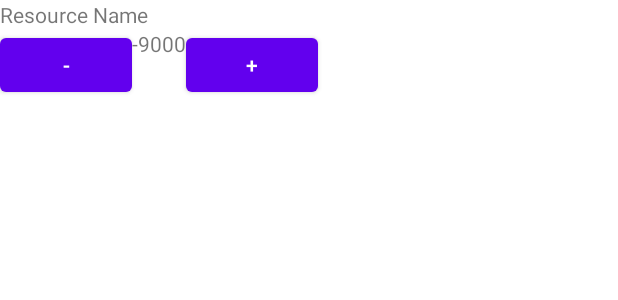
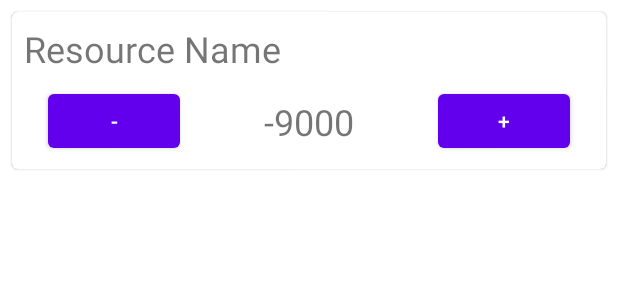
Before and after one commit to cloudsftp/ResourceBlockerAndroid, an Android app: the layout resource_card.xml on its own in the app's theme, with its tools: preview values and no code run, on a phone screen of 412 x 824 dp. Shown: the top 300 px of the screen. Run offline under Robolectric (Android 15) with nearby library versions, the phone set to English and light mode, and no system bars.

Commit message:
card layout

```diff
--- a/app/src/main/java/de/melonn/resourceblockerandroid/MainActivity.kt
+++ b/app/src/main/java/de/melonn/resourceblockerandroid/MainActivity.kt
@@ -53,6 +53,12 @@ class MainActivity : AppCompatActivity() {
         }
     }
 
+    fun notifyResourceChanged(id: Int) {
+        this@MainActivity.runOnUiThread {
+            resourceAdapter.notifyItemChanged(id)
+        }
+    }
+
 /*
     fun notifyDataChanged(ids: List<Int>) {
         this@MainActivity.runOnUiThread {
@@ -76,7 +82,7 @@ class MainActivity : AppCompatActivity() {
                 else -> R.string.connection_error
             }
 
-            Toast.makeText(applicationContext, text, Toast.LENGTH_LONG).show()
+            Toast.makeText(applicationContext, text, Toast.LENGTH_SHORT).show()
         }
     }
 
--- a/app/src/main/java/de/melonn/resourceblockerandroid/ResponseHandler.kt
+++ b/app/src/main/java/de/melonn/resourceblockerandroid/ResponseHandler.kt
@@ -31,7 +31,7 @@ class ResponseHandler(private val ma: MainActivity) {
         val index = resources.indexOfFirst { it.id == id }
         resources[index].num = statusResponse.num
 
-        ma.notifyResourceAdapter()
+        ma.notifyResourceChanged(index)
     }
 
     fun error(type: ErrorType) {
--- a/app/src/main/res/layout/resource_card.xml
+++ b/app/src/main/res/layout/resource_card.xml
@@ -1,41 +1,56 @@
 <?xml version="1.0" encoding="utf-8"?>
-<androidx.constraintlayout.widget.ConstraintLayout xmlns:android="http://schemas.android.com/apk/res/android"
+<com.google.android.material.card.MaterialCardView
+    xmlns:android="http://schemas.android.com/apk/res/android"
+    xmlns:app="http://schemas.android.com/apk/res-auto"
+    android:layout_height="wrap_content"
+    android:layout_width="match_parent"
+    android:layout_margin="8dp">
+
+    <androidx.constraintlayout.widget.ConstraintLayout
         android:layout_width="match_parent"
         android:layout_height="wrap_content"
-    xmlns:app="http://schemas.android.com/apk/res-auto">
+        android:layout_margin="8dp" >
 
-    <TextView
+        <com.google.android.material.textview.MaterialTextView
             android:id="@+id/txtResourceName"
             android:layout_width="wrap_content"
             android:layout_height="wrap_content"
             android:text="@string/resource_name"
             app:layout_constraintStart_toStartOf="parent"
-        app:layout_constraintTop_toTopOf="parent" />
+            app:layout_constraintTop_toTopOf="parent"
+            android:textSize="24sp" />
 
-    <Button
+        <com.google.android.material.button.MaterialButton
             android:id="@+id/btnResourceMinus"
             android:layout_width="wrap_content"
             android:layout_height="wrap_content"
             android:text="-"
             app:layout_constraintStart_toStartOf="parent"
-        app:layout_constraintTop_toBottomOf="@+id/txtResourceName" />
+            app:layout_constraintTop_toBottomOf="@+id/txtResourceName"
+            android:layout_marginStart="16dp"
+            android:layout_marginTop="8dp" />
 
-    <TextView
+        <com.google.android.material.textview.MaterialTextView
             android:id="@+id/txtResourceNum"
             android:layout_width="wrap_content"
             android:layout_height="wrap_content"
             android:text="-9000"
+            android:textSize="24sp"
+            app:layout_constraintBottom_toBottomOf="parent"
+            app:layout_constraintEnd_toStartOf="@+id/btnResourcePlus"
             app:layout_constraintStart_toEndOf="@+id/btnResourceMinus"
-        app:layout_constraintTop_toBottomOf="@+id/txtResourceName" />
+            app:layout_constraintTop_toTopOf="@+id/btnResourceMinus"
+            app:layout_constraintWidth_percent="0.5" />
 
-    <Button
+        <com.google.android.material.button.MaterialButton
             android:id="@+id/btnResourcePlus"
             android:layout_width="wrap_content"
             android:layout_height="wrap_content"
             android:text="+"
-        app:layout_constraintStart_toEndOf="@+id/txtResourceNum"
-        app:layout_constraintTop_toBottomOf="@+id/txtResourceName" />
-
-
+            app:layout_constraintEnd_toEndOf="parent"
+            app:layout_constraintTop_toTopOf="@+id/btnResourceMinus"
+            android:layout_marginEnd="16dp" />
 
     </androidx.constraintlayout.widget.ConstraintLayout>
+
+</com.google.android.material.card.MaterialCardView>
```
Lines whose indentation alone changed are shown as unchanged.
